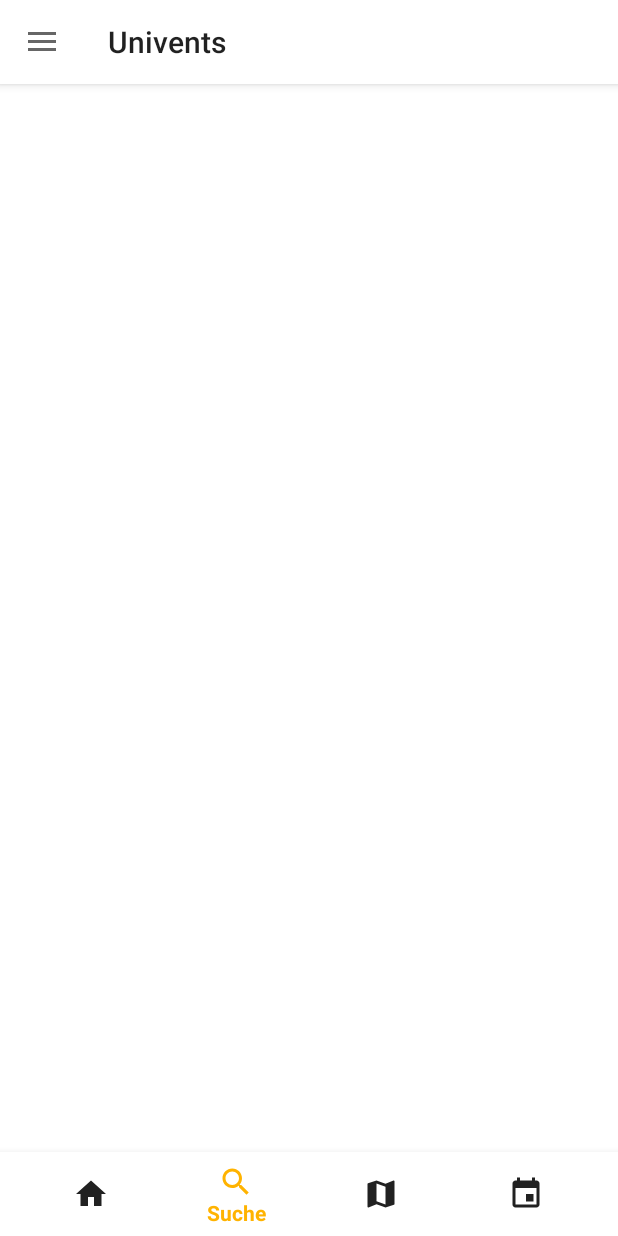
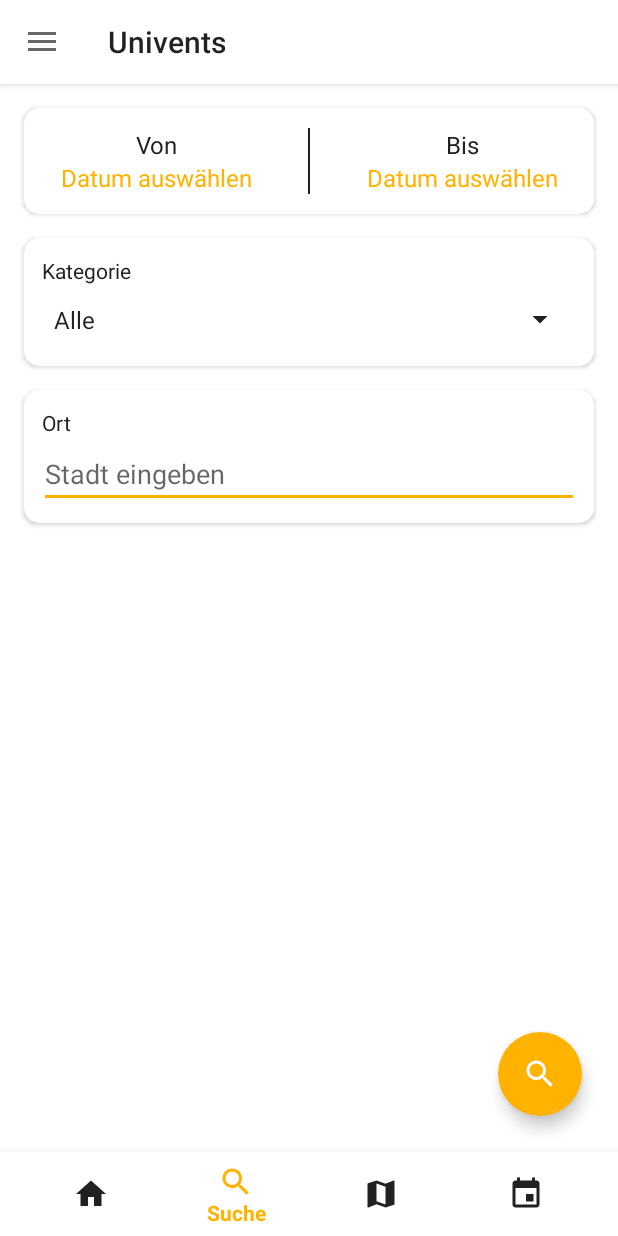
Before and after one commit to eichingertim/Univents, an Android app: the screen it shows after launch once a user with an empty profile is signed in (MainActivity), item 2 of the bottom bar chosen, on a phone screen of 412 x 824 dp. Run offline under Robolectric (Android 15) with nearby library versions, the phone set to English and light mode, and no system bars; our stand-ins replace Firebase (no records; nobody signed in at launch, a user with empty details on screens opened directly), Picasso; libraries missing offline, so code that uses them is left out: com.facebook, com.facebook.login, com.mapbox.mapboxsdk; pictures from the network do not load; 13 statements that could not run were skipped.

Commit message:
added search and bug fixes

```diff
--- a/app/src/main/java/com/androidproject/univents/main_fragments/HomeFragment.java
+++ b/app/src/main/java/com/androidproject/univents/main_fragments/HomeFragment.java
@@ -20,6 +20,7 @@ import android.view.inputmethod.EditorInfo;
 import android.widget.AdapterView;
 import android.widget.EditText;
 import android.widget.GridView;
+import android.widget.ImageButton;
 import android.widget.TextView;
 import android.widget.Toast;
 
@@ -29,6 +30,7 @@ import com.androidproject.univents.customviews.EventItem;
 import com.androidproject.univents.customviews.EventItemGridAdapter;
 import com.google.android.gms.location.FusedLocationProviderClient;
 import com.google.android.gms.location.LocationServices;
+import com.google.android.gms.tasks.OnFailureListener;
 import com.google.android.gms.tasks.OnSuccessListener;
 import com.google.firebase.firestore.DocumentSnapshot;
 import com.google.firebase.firestore.FirebaseFirestore;
@@ -45,6 +47,7 @@ public class HomeFragment extends Fragment {
 
     private FloatingActionButton fabNewEvent;
     private EditText txtCurrentLocation;
+    private ImageButton imgSearchLocation;
 
     private GridView gridViewHomeEvents;
     private EventItemGridAdapter adapter;
@@ -108,6 +111,12 @@ public class HomeFragment extends Fragment {
                             getData();
                         }
                     }
+                })
+                .addOnFailureListener(new OnFailureListener() {
+                    @Override
+                    public void onFailure(@NonNull Exception e) {
+                        showToast("Es konnte kein Standort abgerufen werden");
+                    }
                 });
     }
 
@@ -160,6 +169,14 @@ public class HomeFragment extends Fragment {
                 goToShowEventActivity(item);
             }
         });
+
+        imgSearchLocation = view.findViewById(R.id.btn_edit_location);
+        imgSearchLocation.setOnClickListener(new View.OnClickListener() {
+            @Override
+            public void onClick(View v) {
+                receiveLocation();
+            }
+        });
     }
 
     /**
@@ -210,14 +227,9 @@ public class HomeFragment extends Fragment {
     public void onRequestPermissionsResult(int requestCode, @NonNull String[] permissions, @NonNull int[] grantResults) {
         switch (requestCode) {
             case PERMISSIONS_REQUEST_LOCATION: {
-                if (grantResults.length > 0
-                        && grantResults[0] == PackageManager.PERMISSION_GRANTED
-                        && grantResults[1] == PackageManager.PERMISSION_GRANTED) {
+                if (grantResults.length > 0 && grantResults[0] == PackageManager.PERMISSION_GRANTED) {
                     receiveLocation();
-                } else {
-                    txtCurrentLocation.setText(getString(R.string.regensburg));
                 }
-                return;
             }
         }
     }
--- a/app/src/main/java/com/androidproject/univents/main_fragments/SearchFragment.java
+++ b/app/src/main/java/com/androidproject/univents/main_fragments/SearchFragment.java
@@ -1,18 +1,137 @@
 package com.androidproject.univents.main_fragments;
 
+import android.app.DatePickerDialog;
+import android.content.Intent;
 import android.os.Bundle;
 import android.support.annotation.NonNull;
 import android.support.annotation.Nullable;
+import android.support.design.widget.FloatingActionButton;
 import android.support.v4.app.Fragment;
 import android.view.LayoutInflater;
 import android.view.View;
 import android.view.ViewGroup;
+import android.widget.ArrayAdapter;
+import android.widget.DatePicker;
+import android.widget.EditText;
+import android.widget.Spinner;
+import android.widget.TextView;
+
+import com.androidproject.univents.R;
+import com.androidproject.univents.SearchQueryActivity;
+
+import java.util.Calendar;
 
 public class SearchFragment extends Fragment {
+
+    private TextView tvDateFrom;
+    private TextView tvDateTo;
+
+    private Spinner spCategory;
+    private ArrayAdapter<CharSequence> spAdapter;
+
+    private EditText txtCity;
+
+    private FloatingActionButton fabSearch;
 
     @Nullable
     @Override
     public View onCreateView(@NonNull LayoutInflater inflater, @Nullable ViewGroup container, @Nullable Bundle savedInstanceState) {
-        return super.onCreateView(inflater, container, savedInstanceState);
+        return inflater.inflate(R.layout.fragment_search, container, false);
     }
+
+    @Override
+    public void onViewCreated(@NonNull View view, @Nullable Bundle savedInstanceState) {
+        super.onViewCreated(view, savedInstanceState);
+        initViews(view);
+        setOnClickListeners();
+    }
+
+    private void initViews(View view) {
+        tvDateFrom = view.findViewById(R.id.tv_date_from);
+        tvDateTo = view.findViewById(R.id.tv_date_to);
+
+        spCategory = view.findViewById(R.id.sp_category);
+        spAdapter = ArrayAdapter.createFromResource(getActivity(), R.array.eventCategorys
+                , android.R.layout.simple_spinner_item);
+        spAdapter.setDropDownViewResource(android.R.layout.simple_spinner_dropdown_item);
+        spCategory.setAdapter(spAdapter);
+
+        txtCity = view.findViewById(R.id.txt_city);
+
+        fabSearch = view.findViewById(R.id.fab_search);
+    }
+
+    private void setOnClickListeners() {
+        tvDateFrom.setOnClickListener(new View.OnClickListener() {
+            @Override
+            public void onClick(View v) {
+                getAndSetDate(tvDateFrom);
+            }
+        });
+        tvDateTo.setOnClickListener(new View.OnClickListener() {
+            @Override
+            public void onClick(View v) {
+                getAndSetDate(tvDateTo);
+            }
+        });
+        fabSearch.setOnClickListener(new View.OnClickListener() {
+            @Override
+            public void onClick(View v) {
+                search();
+            }
+        });
+    }
+
+    private void search() {
+        String dateFrom = tvDateFrom.getText().toString();
+        String dateTo = tvDateTo.getText().toString();
+        String category = spAdapter.getItem(spCategory.getSelectedItemPosition()).toString();
+        String city = "";
+        if (!txtCity.getText().toString().isEmpty()) {
+            city = txtCity.getText().toString();
+        }
+        Intent searchIntent = new Intent(getActivity(), SearchQueryActivity.class);
+        searchIntent.putExtra("searchDateFrom", dateFrom);
+        searchIntent.putExtra("searchDateTo", dateTo);
+        searchIntent.putExtra("searchCategory", category);
+        searchIntent.putExtra("searchCity", city);
+        startActivity(searchIntent);
+    }
+
+    private void getAndSetDate(final TextView tvDate) {
+        final Calendar c = Calendar.getInstance();
+        int year = c.get(Calendar.YEAR);
+        int month = c.get(Calendar.MONTH);
+        int day = c.get(Calendar.DAY_OF_MONTH);
+
+        DatePickerDialog datePickerDialog = new DatePickerDialog(getActivity(),
+                new DatePickerDialog.OnDateSetListener() {
+
+                    @Override
+                    public void onDateSet(DatePicker view, int year,
+                                          int monthOfYear, int dayOfMonth) {
+
+                        writeDateToTextView(year, monthOfYear, dayOfMonth, tvDate);
+
+                    }
+                }, year, month, day);
+        datePickerDialog.show();
+    }
+
+    private void writeDateToTextView(int year, int monthOfYear, int dayOfMonth, TextView tvDate) {
+        int realMonthOfYear = monthOfYear + 1;
+
+        String day = String.valueOf(dayOfMonth);
+        String month = String.valueOf(realMonthOfYear);
+        if (monthOfYear < 10) {
+            month = "0"+realMonthOfYear;
+        }
+        if (dayOfMonth < 10) {
+            day = "0"+dayOfMonth;
+        }
+
+        String date = day + "." + month + "." + year;
+        tvDate.setText(date);
+    }
+
 }
--- a/app/src/main/res/layout/activity_main.xml
+++ b/app/src/main/res/layout/activity_main.xml
@@ -9,7 +9,7 @@
     android:background="?attr/backgroundColor"
     tools:context=".MainActivity">
 
-    <include layout="@layout/layout_main_activity_content"/>
+    <include layout="@layout/activity_main_content"/>
 
     <android.support.design.widget.NavigationView
         android:id="@+id/drawer_nav_view"
--- /dev/null
+++ b/app/src/main/res/layout/fragment_search.xml
@@ -0,0 +1,207 @@
+<?xml version="1.0" encoding="utf-8"?>
+<android.support.constraint.ConstraintLayout xmlns:android="http://schemas.android.com/apk/res/android"
+    android:layout_width="match_parent"
+    android:layout_height="match_parent"
+    xmlns:app="http://schemas.android.com/apk/res-auto">
+
+    <ScrollView
+        android:layout_width="match_parent"
+        android:layout_height="match_parent"
+        app:layout_constraintStart_toStartOf="parent"
+        app:layout_constraintEnd_toEndOf="parent"
+        app:layout_constraintTop_toTopOf="parent"
+        app:layout_constraintBottom_toBottomOf="parent">
+
+        <android.support.constraint.ConstraintLayout
+            android:layout_width="match_parent"
+            android:layout_height="match_parent">
+
+            <android.support.design.card.MaterialCardView
+                android:id="@+id/container_date_selection"
+                android:layout_width="match_parent"
+                android:layout_height="wrap_content"
+                app:layout_constraintStart_toStartOf="parent"
+                app:layout_constraintEnd_toEndOf="parent"
+                app:layout_constraintTop_toTopOf="parent"
+                app:cardBackgroundColor="?attr/backgroundColor"
+                android:layout_margin="16dp"
+                app:cardElevation="2dp"
+                app:cardCornerRadius="10dp">
+
+                <LinearLayout
+                    android:layout_width="match_parent"
+                    android:layout_height="wrap_content"
+                    android:orientation="horizontal"
+                    android:background="@android:color/transparent">
+
+                    <LinearLayout
+
+                        android:layout_width="match_parent"
+                        android:layout_height="wrap_content"
+                        android:layout_weight="1"
+                        android:padding="8dp"
+                        android:orientation="vertical">
+
+                        <TextView
+                            android:layout_width="match_parent"
+                            android:layout_height="wrap_content"
+                            android:text="Von"
+                            android:layout_weight="1"
+                            android:layout_marginTop="5dp"
+                            android:textSize="16sp"
+                            android:textColor="?attr/textColorDark"
+                            android:gravity="center"/>
+
+
+                        <TextView
+                            android:id="@+id/tv_date_from"
+                            android:layout_width="match_parent"
+                            android:layout_height="wrap_content"
+                            android:text="Datum auswählen"
+                            android:textSize="16sp"
+                            android:layout_weight="1"
+                            android:layout_marginBottom="5dp"
+                            android:textColor="?attr/colorAccent"
+                            android:gravity="center"/>
+
+                    </LinearLayout>
+
+                    <View
+                        android:layout_width="1.5dp"
+                        android:layout_height="match_parent"
+                        android:background="?attr/normalIconColor"
+                        android:layout_margin="13dp"/>
+
+                    <LinearLayout
+                        android:layout_width="match_parent"
+                        android:layout_height="wrap_content"
+                        android:layout_weight="1"
+                        android:padding="8dp"
+                        android:orientation="vertical">
+
+                        <TextView
+                            android:layout_width="match_parent"
+                            android:layout_height="wrap_content"
+                            android:text="Bis"
+                            android:layout_weight="1"
+                            android:layout_marginTop="5dp"
+                            android:textSize="16sp"
+                            android:textColor="?attr/textColorDark"
+                            android:gravity="center"/>
+
+
+                        <TextView
+                            android:id="@+id/tv_date_to"
+                            android:layout_width="match_parent"
+                            android:layout_height="wrap_content"
+                            android:text="Datum auswählen"
+                            android:textSize="16sp"
+                            android:layout_weight="1"
+                            android:layout_marginBottom="5dp"
+                            android:textColor="?attr/colorAccent"
+                            android:gravity="center"/>
+
+                    </LinearLayout>
+
+                </LinearLayout>
+
+            </android.support.design.card.MaterialCardView>
+
+            <android.support.design.card.MaterialCardView
+                android:id="@+id/container_category"
+                android:layout_width="match_parent"
+                android:layout_height="wrap_content"
+                android:layout_margin="16dp"
+                app:cardBackgroundColor="?attr/backgroundColor"
+                app:cardCornerRadius="10dp"
+                app:cardElevation="2dp"
+                app:layout_constraintEnd_toEndOf="parent"
+                app:layout_constraintStart_toStartOf="parent"
+                app:layout_constraintTop_toBottomOf="@id/container_date_selection">
+
+                <LinearLayout
+                    android:layout_width="match_parent"
+                    android:layout_height="wrap_content"
+                    android:background="@android:color/transparent"
+                    android:orientation="horizontal"
+                    android:layout_margin="10dp">
+
+                    <LinearLayout
+                        android:layout_width="match_parent"
+                        android:layout_height="wrap_content"
+                        android:orientation="vertical">
+
+                        <TextView
+                            android:layout_width="match_parent"
+                            android:layout_height="wrap_content"
+                            android:layout_margin="2dp"
+                            android:text="Kategorie"
+                            android:textColor="?attr/textColorDark" />
+
+                        <Spinner
+                            android:id="@+id/sp_category"
+                            android:layout_width="match_parent"
+                            android:layout_height="38dp"
+                            android:layout_margin="2dp"/>
+
+                    </LinearLayout>
+
+                </LinearLayout>
+
+            </android.support.design.card.MaterialCardView>
+
+            <android.support.design.card.MaterialCardView
+                android:id="@+id/container_city"
+                android:layout_width="match_parent"
+                android:layout_height="wrap_content"
+                app:layout_constraintTop_toBottomOf="@id/container_category"
+                app:layout_constraintStart_toStartOf="parent"
+                app:layout_constraintEnd_toEndOf="parent"
+                app:layout_constraintBottom_toBottomOf="parent"
+                android:layout_margin="16dp"
+                app:cardBackgroundColor="?attr/backgroundColor"
+                app:cardCornerRadius="10dp"
+                app:cardElevation="2dp">
+
+                <LinearLayout
+                    android:layout_width="match_parent"
+                    android:layout_height="wrap_content"
+                    android:orientation="vertical"
+                    android:background="@android:color/transparent"
+                    android:layout_margin="10dp">
+
+                    <TextView
+                        android:layout_width="match_parent"
+                        android:layout_height="wrap_content"
+                        android:text="Ort"
+                        android:layout_margin="2dp"
+                        android:textColor="?attr/textColorDark" />
+
+                    <EditText
+                        android:id="@+id/txt_city"
+                        android:layout_width="match_parent"
+                        android:layout_height="wrap_content"
+                        android:hint="Stadt eingeben"/>
+
+                </LinearLayout>
+
+            </android.support.design.card.MaterialCardView>
+
+
+        </android.support.constraint.ConstraintLayout>
+
+    </ScrollView>
+
+    <android.support.design.widget.FloatingActionButton
+        android:id="@+id/fab_search"
+        android:layout_width="wrap_content"
+        android:layout_height="wrap_content"
+        android:src="@drawable/ic_search_24dp"
+        android:tint="@color/colorLightText"
+        android:backgroundTint="?attr/colorAccent"
+        app:borderWidth="0dp"
+        app:layout_constraintEnd_toEndOf="parent"
+        app:layout_constraintBottom_toBottomOf="parent"
+        android:layout_margin="24dp"/>
+
+</android.support.constraint.ConstraintLayout>
--- a/app/src/main/res/values/strings.xml
+++ b/app/src/main/res/values/strings.xml
@@ -170,6 +170,7 @@
     <string name="KEY_FIREBASE_EVENT_BEGIN">eventBegin</string>
     <string name="KEY_FIREBASE_EVENT_END">eventEnd</string>
     <string name="KEY_FIREBASE_EVENT_PICTURE_URL">eventPictureUrl</string>
+    <string name="KEY_FIREBASE_EVENT_CATEGORY">eventCategory</string>
 
     <string name="KEY_FIRBASE_EVENT_UPDATE_LIKES">eventUpdateLikes</string>
     <string name="KEY_FIRBASE_EVENT_UPDATE_TITLE">eventUpdateTitle</string>
@@ -182,5 +183,13 @@
     <string name="accept_data_protection">Datenschutzerklärung zustimmen</string>
     <string name="close">Schliessen</string>
 
+    <!--Categories for events-->
+    <string-array name="eventCategorys">
+        <item>Alle</item>
+        <item>Sommerfest</item>
+        <item>Weihnachtsfeier</item>
+        <item>Glühweinverkauf</item>
+        <item>Demonstration</item>
+    </string-array>
 
 </resources>
```
Also changed, not shown: app/src/main/AndroidManifest.xml (+9 -6 lines), app/src/main/java/com/androidproject/univents/SearchQueryActivity.java (added, +182 -0 lines), app/src/main/java/com/androidproject/univents/customviews/EventItem.java (+7 -1 lines), app/src/main/java/com/androidproject/univents/customviews/EventItemListAdapter.java (added, +69 -0 lines), app/src/main/res/layout/activity_search_query.xml (added, +32 -0 lines), app/src/main/res/layout/fragment_home.xml (+7 -4 lines), app/src/main/res/layout/layout_event_list_item.xml (added, +59 -0 lines), app/src/main/res/layout/activity_main_content.xml (renamed from app/src/main/res/layout/layout_main_activity_content.xml).
